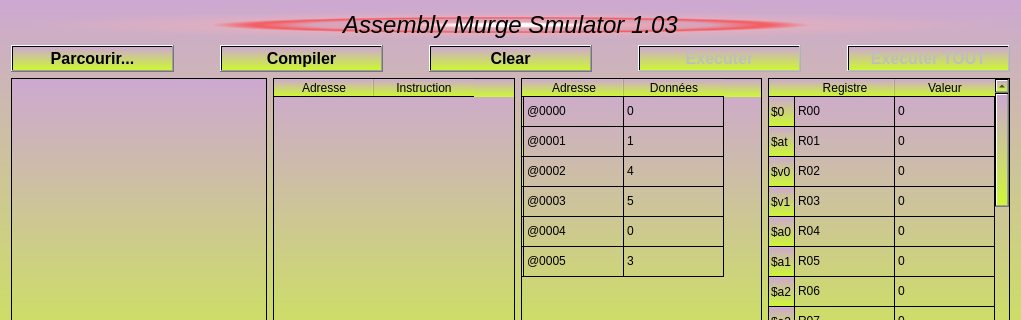
Before: the Qt Designer form mainwindow.ui in mostfa16/Qt_Assembly_murge_Simulator_1.03a, drawn with Qt 5; both pictures show x 0 to 1021 and y 0 to 320 of the 1021 by 480 pixel window.
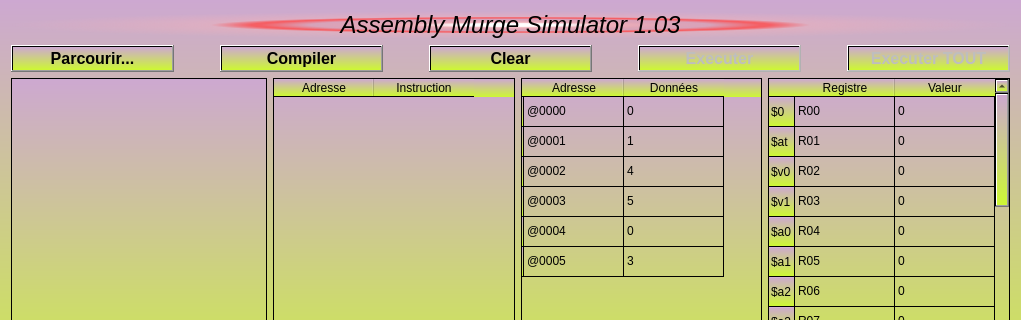
After: the same form once the commit is applied.

```diff
--- a/mainwindow.ui
+++ b/mainwindow.ui
@@ -36,7 +36,7 @@
        <string notr="true">background-color: qradialgradient(spread:pad, cx:0.5, cy:0.5, radius:0.5, fx:0.5, fy:0.5, stop:0 rgba(255, 255, 255, 255), stop:0.1 rgba(255, 255, 255, 255), stop:0.2 rgba(255, 176, 176, 167), stop:0.3 rgba(255, 151, 151, 92), stop:0.4 rgba(255, 125, 125, 51), stop:0.5 rgba(255, 76, 76, 205), stop:0.52 rgba(255, 76, 76, 205), stop:0.6 rgba(255, 180, 180, 84), stop:1 rgba(255, 255, 255, 0))</string>
       </property>
       <property name="text">
-       <string>Assembly Murge Smulator 1.03</string>
+       <string>Assembly Murge Simulator 1.03</string>
       </property>
       <property name="textFormat">
        <enum>Qt::PlainText</enum>
```
